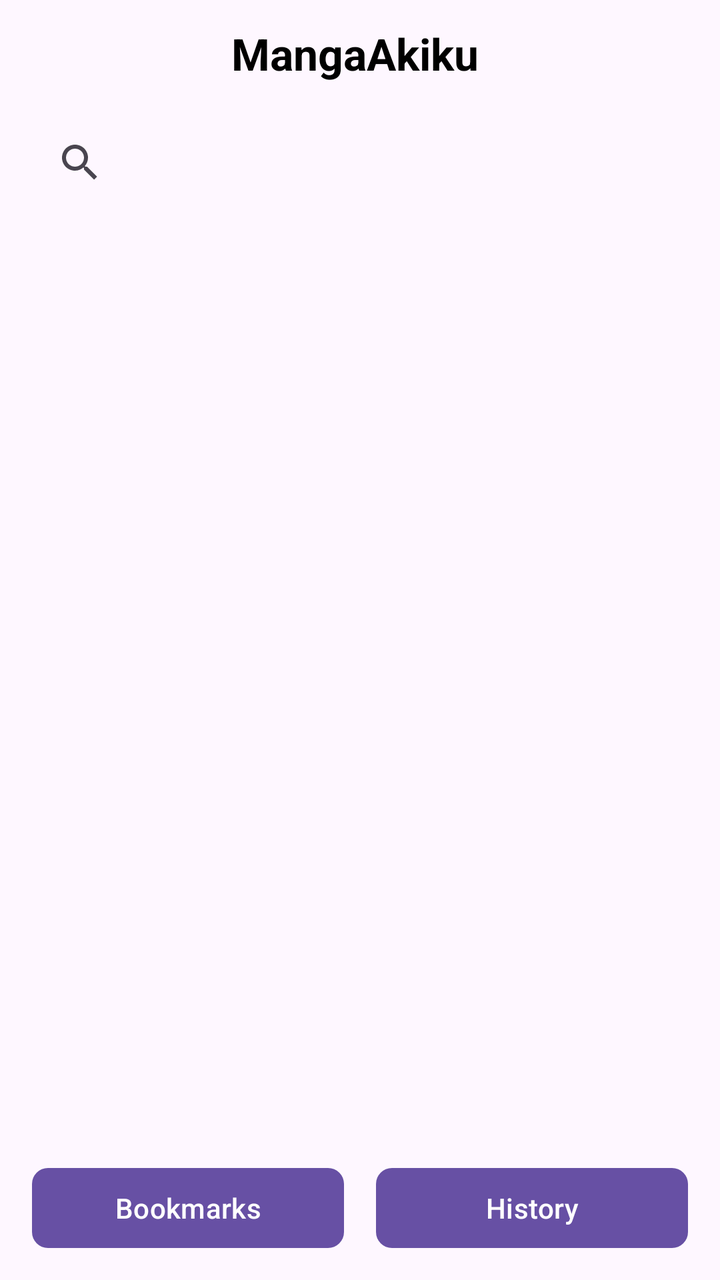
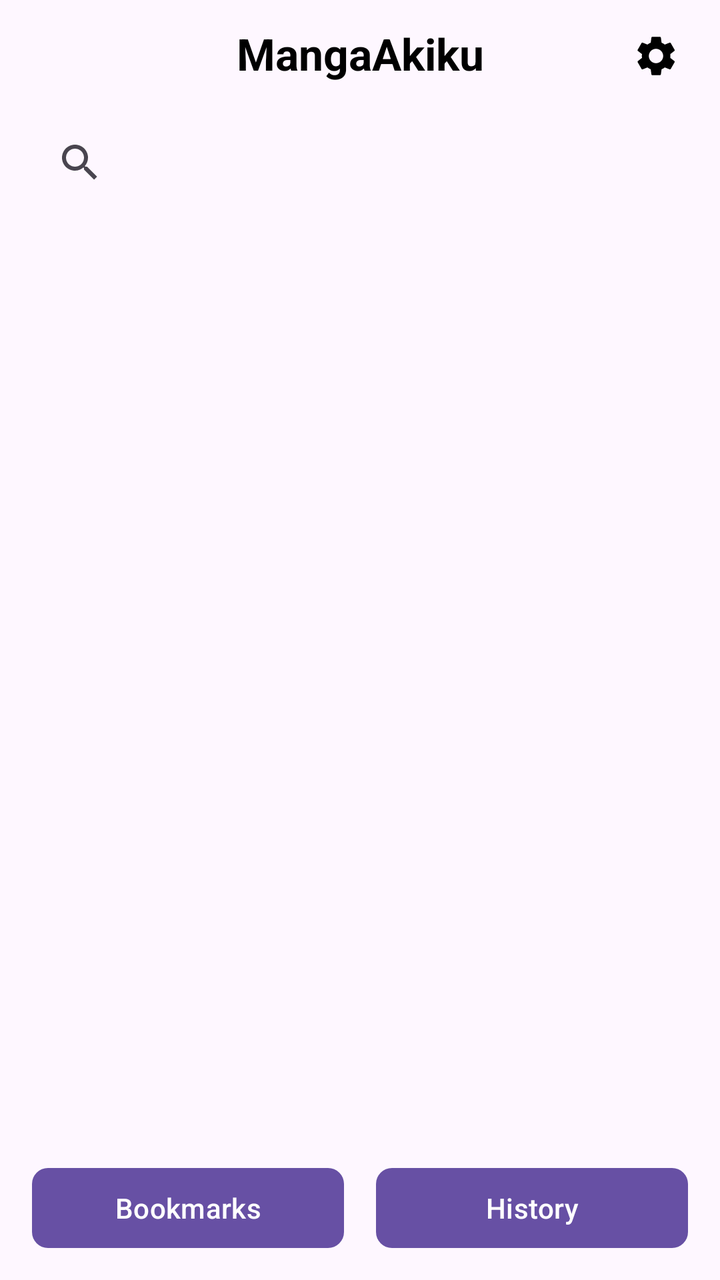

Two renders of the same Android screen: before a commit and after it. Below are the layout's source before the change and the commit's diff.
<!-- AndroidManifest.xml: application theme Theme.MangaV5 -->
<!-- res/layout/activity_home_page.xml -->
<?xml version="1.0" encoding="utf-8"?>
<androidx.constraintlayout.widget.ConstraintLayout
    xmlns:android="http://schemas.android.com/apk/res/android"
    xmlns:app="http://schemas.android.com/apk/res-auto"
    xmlns:tools="http://schemas.android.com/tools"
    android:id="@+id/main"
    android:layout_width="match_parent"
    android:layout_height="match_parent"
    android:fitsSystemWindows="true"
    tools:context=".MainActivitys.HomePage">

    
    <TextView
        android:id="@+id/app_title"
        android:layout_width="wrap_content"
        android:layout_height="wrap_content"
        android:text="MangaAkiku "
        android:textSize="22sp"
        android:textStyle="bold"
        android:textColor="@android:color/black"
        app:layout_constraintTop_toTopOf="parent"
        app:layout_constraintStart_toStartOf="parent"
        app:layout_constraintEnd_toEndOf="parent"
        android:gravity="center"
        android:layout_marginTop="12dp"/>

    <androidx.appcompat.widget.SearchView
        android:id="@+id/search_bar"
        android:layout_width="0dp"
        android:layout_height="wrap_content"
        android:layout_marginTop="16dp"
        android:layout_marginStart="16dp"
        android:layout_marginEnd="16dp"
        android:queryHint="Search manga"
        app:layout_constraintTop_toBottomOf="@id/app_title"
        app:layout_constraintStart_toStartOf="parent"
        app:layout_constraintEnd_toEndOf="parent" />

    
    <androidx.recyclerview.widget.RecyclerView
        android:id="@+id/recycler_main"
        android:layout_width="0dp"
        android:layout_height="0dp"
        android:layout_marginTop="8dp"
        app:layout_constraintTop_toBottomOf="@id/search_bar"
        app:layout_constraintStart_toStartOf="parent"
        app:layout_constraintEnd_toEndOf="parent"
        app:layout_constraintBottom_toTopOf="@id/bottom_buttons_container"
        android:clipToPadding="false"
        android:paddingBottom="16dp" />

    
    <androidx.recyclerview.widget.RecyclerView
        android:id="@+id/recycler_search_results"
        android:layout_width="374dp"
        android:layout_height="403dp"
        android:layout_marginTop="8dp"
        android:background="@drawable/rounded_background"
        android:elevation="8dp"
        android:padding="8dp"
        android:visibility="gone"
        app:layout_constraintEnd_toEndOf="parent"
        app:layout_constraintHorizontal_bias="0.5"
        app:layout_constraintStart_toStartOf="parent"
        app:layout_constraintTop_toBottomOf="@id/search_bar" />

    
    <LinearLayout
        android:id="@+id/bottom_buttons_container"
        android:layout_width="0dp"
        android:layout_height="wrap_content"
        android:layout_margin="16dp"
        android:orientation="horizontal"
        android:gravity="center"
        app:layout_constraintBottom_toBottomOf="parent"
        app:layout_constraintStart_toStartOf="parent"
        app:layout_constraintEnd_toEndOf="parent">

        <Button
            android:id="@+id/button_bookmarks"
            android:layout_width="0dp"
            android:layout_height="40dp"
            android:layout_weight="1"
            android:text="Bookmarks"
            android:textColor="@android:color/white"
            android:textSize="14sp"
            android:layout_marginEnd="8dp"
            android:background="@drawable/rounded_button" />

        <Button
            android:id="@+id/button_history"
            android:layout_width="0dp"
            android:layout_height="40dp"
            android:layout_weight="1"
            android:text="History"
            android:textColor="@android:color/white"
            android:textSize="14sp"
            android:layout_marginStart="8dp"
            android:background="@drawable/rounded_button" />
    </LinearLayout>

</androidx.constraintlayout.widget.ConstraintLayout>
<!-- resources referenced by this layout -->
<resources>
  <!-- drawable rounded_background (drawable) -->
  <?xml version="1.0" encoding="utf-8"?>
  <shape xmlns:android="http://schemas.android.com/apk/res/android"
      android:shape="rectangle">
  
      <solid android:color="#FFFFFF" />   
  
      <corners android:radius="16dp" />   
  
      <stroke
          android:width="1dp"
          android:color="#CCCCCC" />       
  
  </shape>
  <!-- drawable rounded_button (drawable) -->
  <?xml version="1.0" encoding="utf-8"?>
  <shape xmlns:android="http://schemas.android.com/apk/res/android"
      android:shape="rectangle" >
      <corners android:radius="8dp" />
      <solid android:color="#4CAF50" /> 
  </shape>
  <style name="Theme.MangaV5" parent="Theme.MaterialComponents.DayNight.DarkActionBar">
          
          <item name="colorPrimary">@color/purple_500</item>
          <item name="colorPrimaryVariant">@color/purple_700</item>
          <item name="colorOnPrimary">@color/white</item>
          
          <item name="colorSecondary">@color/teal_200</item>
          <item name="colorSecondaryVariant">@color/teal_700</item>
          <item name="colorOnSecondary">@color/black</item>
          
          <item name="android:statusBarColor">?attr/colorPrimaryVariant</item>
          
      </style>
  <color name="purple_500">#FF6200EE</color>
  <color name="purple_700">#FF3700B3</color>
  <color name="white">#FFFFFFFF</color>
  <color name="teal_200">#FF03DAC5</color>
  <color name="teal_700">#FF018786</color>
  <color name="black">#FF000000</color>
</resources>

<!-- the commit's change to res/layout/activity_home_page.xml (unified diff, before → after) -->
@@ -14,7 +14,7 @@
         android:id="@+id/app_title"
         android:layout_width="wrap_content"
         android:layout_height="wrap_content"
-        android:text="MangaAkiku "
+        android:text="MangaAkiku"
         android:textSize="22sp"
         android:textStyle="bold"
         android:textColor="@android:color/black"
@@ -23,6 +23,21 @@
         app:layout_constraintEnd_toEndOf="parent"
         android:gravity="center"
         android:layout_marginTop="12dp"/>
+
+    
+    <ImageButton
+        android:id="@+id/button_settings"
+        android:layout_width="40dp"
+        android:layout_height="40dp"
+        android:background="?attr/selectableItemBackgroundBorderless"
+        android:contentDescription="Settings"
+        android:padding="8dp"
+        android:src="@drawable/ic_settings"
+        app:tint="@android:color/black"
+        app:layout_constraintTop_toTopOf="parent"
+        app:layout_constraintEnd_toEndOf="parent"
+        android:layout_marginTop="8dp"
+        android:layout_marginEnd="12dp"/>
 
     <androidx.appcompat.widget.SearchView
         android:id="@+id/search_bar"
<!-- resource entries referenced after the edit -->
@@ -1,5 +1,16 @@
 <!-- resources referenced by this layout -->
 <resources>
+  <!-- drawable ic_settings (drawable) -->
+  <vector xmlns:android="http://schemas.android.com/apk/res/android"
+      android:width="24dp"
+      android:height="24dp"
+      android:viewportWidth="24"
+      android:viewportHeight="24"
+      android:tint="?attr/colorControlNormal">
+      <path
+          android:fillColor="@android:color/black"
+          android:pathData="M19.14,12.94c0.04,-0.31 0.06,-0.63 0.06,-0.94s-0.02,-0.63 -0.06,-0.94l2.03,-1.58c0.18,-0.14 0.23,-0.41 0.12,-0.61l-1.92,-3.32c-0.11,-0.2 -0.36,-0.28 -0.57,-0.22l-2.39,0.96c-0.5,-0.38 -1.03,-0.7 -1.62,-0.94l-0.36,-2.54c-0.03,-0.22 -0.22,-0.39 -0.44,-0.39h-3.84c-0.22,0 -0.41,0.16 -0.44,0.39l-0.36,2.54c-0.59,0.24 -1.13,0.56 -1.62,0.94l-2.39,-0.96c-0.21,-0.08 -0.46,0.02 -0.57,0.22l-1.92,3.32c-0.12,0.2 -0.07,0.47 0.12,0.61l2.03,1.58c-0.04,0.31 -0.06,0.63 -0.06,0.94s0.02,0.63 0.06,0.94l-2.03,1.58c-0.18,0.14 -0.23,0.41 -0.12,0.61l1.92,3.32c0.11,0.2 0.36,0.28 0.57,0.22l2.39,-0.96c0.5,0.38 1.03,0.7 1.62,0.94l0.36,2.54c0.03,0.22 0.22,0.39 0.44,0.39h3.84c0.22,0 0.41,-0.16 0.44,-0.39l0.36,-2.54c0.59,-0.24 1.13,-0.56 1.62,-0.94l2.39,0.96c0.21,0.08 0.46,-0.02 0.57,-0.22l1.92,-3.32c0.11,-0.2 0.07,-0.47 -0.12,-0.61l-2.03,-1.58zM12,15.6c-1.98,0 -3.6,-1.62 -3.6,-3.6s1.62,-3.6 3.6,-3.6 3.6,1.62 3.6,3.6 -1.62,3.6 -3.6,3.6z"/>
+  </vector>
   <!-- drawable rounded_background (drawable) -->
   <?xml version="1.0" encoding="utf-8"?>
   <shape xmlns:android="http://schemas.android.com/apk/res/android"
